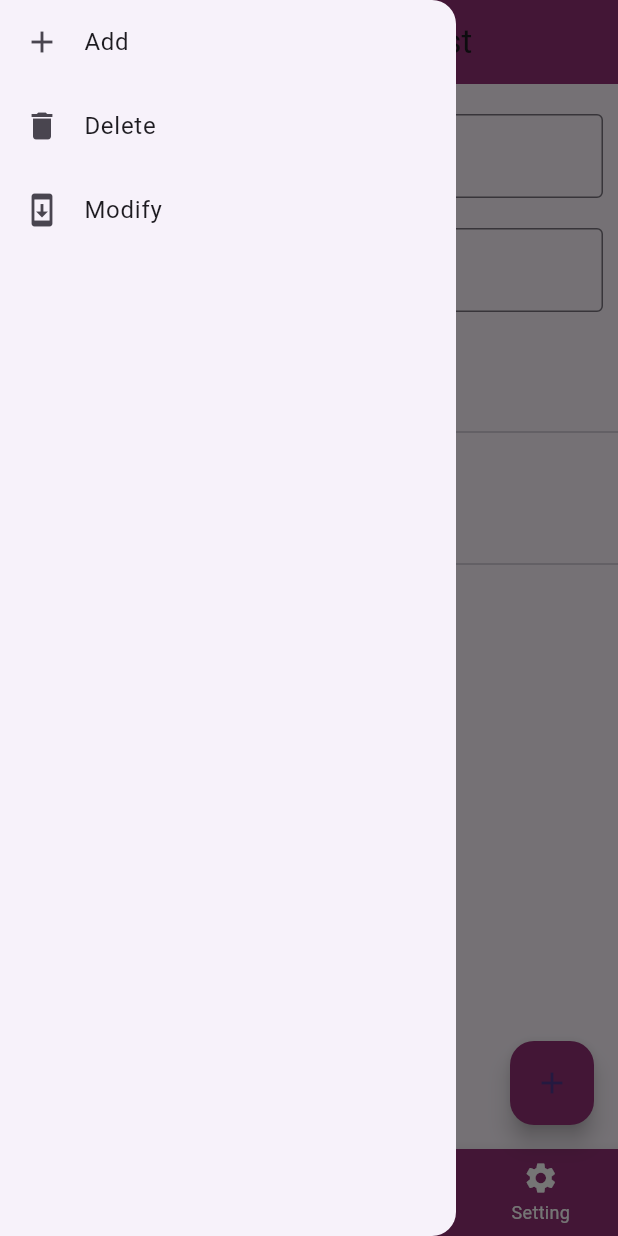
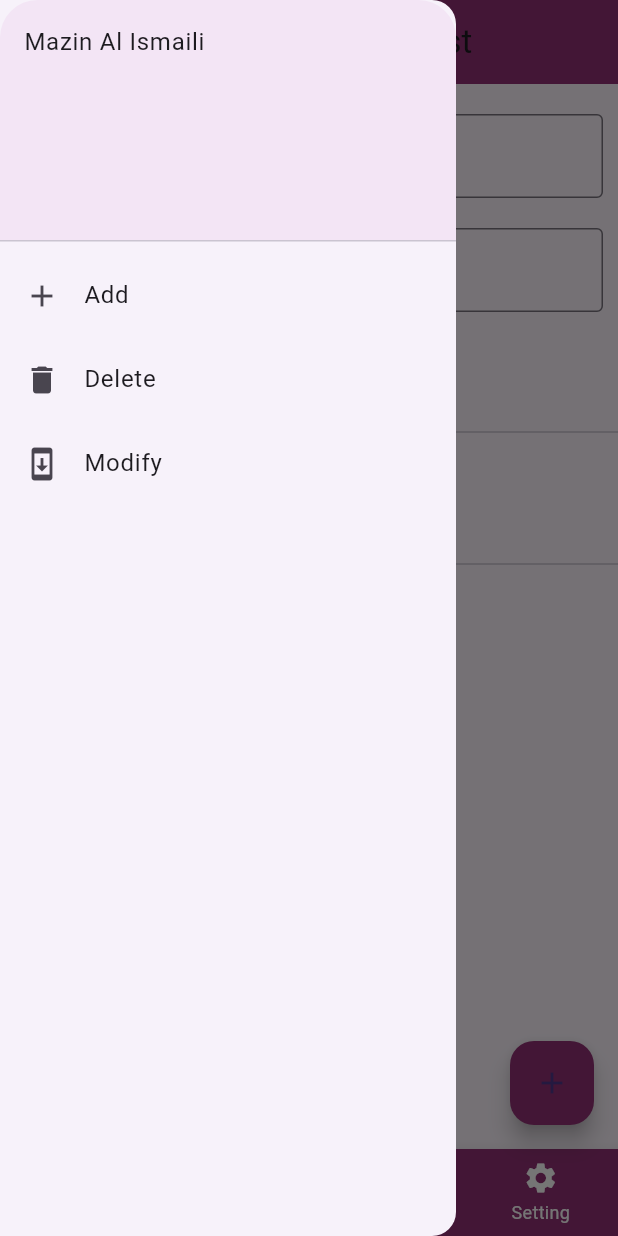
Before and after one commit to mazinalismaili/practiceapp, a Flutter app: the screen it shows after launch, with the side drawer open, on a phone screen of 412 x 824 dp. Run offline on Flutter 3.47's test engine with Material 2 defaults, Android fonts, the phone set to English and light mode, and no system bars.

Commit message:
some fixes

```diff
--- a/lib/main.dart
+++ b/lib/main.dart
@@ -101,7 +101,8 @@ class _homePageState extends State<homePage> {
 
           //  );
               },
-              separatorBuilder: (context, index) { return Divider();},
+              separatorBuilder: (context, index) {
+                return Divider();},
               )
             : const Center(
               child: Text('Your list is empty.'),
@@ -125,11 +126,20 @@ class _homePageState extends State<homePage> {
             ),
         ],
       ),
+      drawer: Drawer(
 
-      drawer: Drawer(
         child: ListView(
               //shrinkWrap: true,
               children: const <Widget>[
+                Padding(padding: EdgeInsets.zero),
+                DrawerHeader(
+                  decoration: BoxDecoration(
+                    color: Color.fromARGB(255, 243, 229, 245),
+                    border: Border(bottom: BorderSide.none),
+                    borderRadius: BorderRadius.vertical(top: Radius.circular(25)),
+                  ),
+                  child: Text('Mazin Al Ismaili'),
+                ),
                 ListTile(
                   leading: Icon(Icons.add),
                   title: Text("Add"),
```
